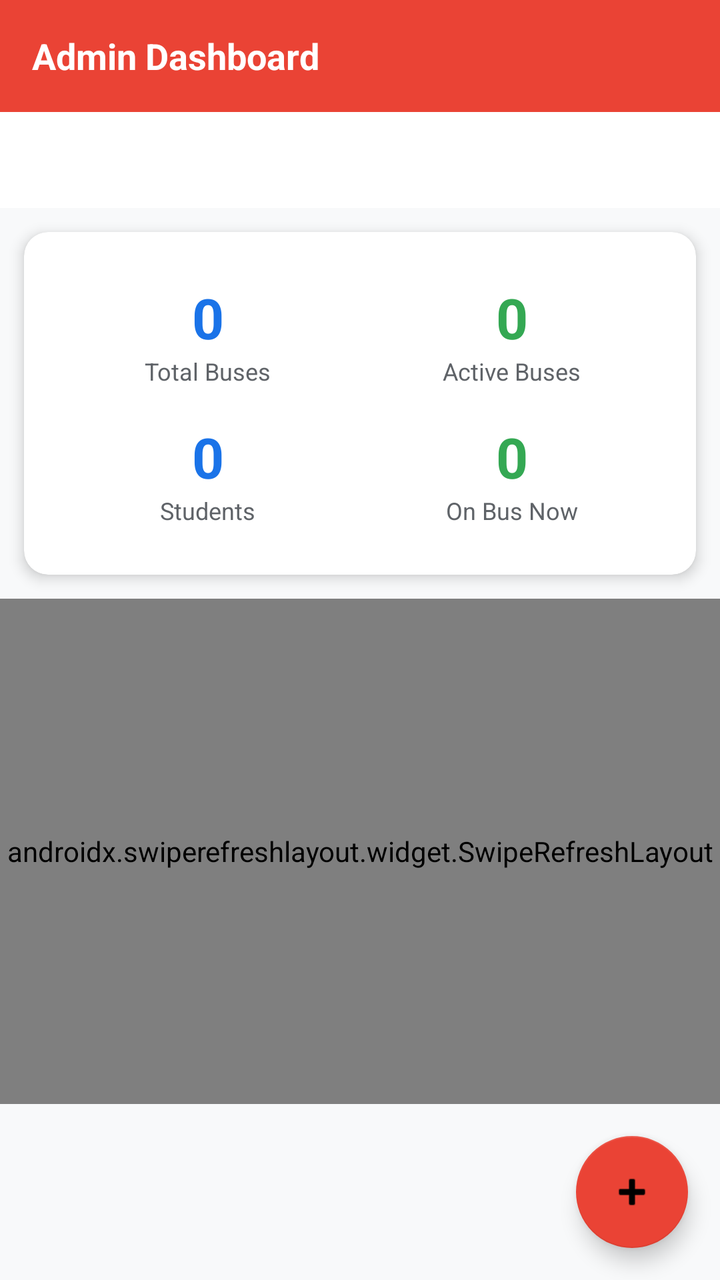
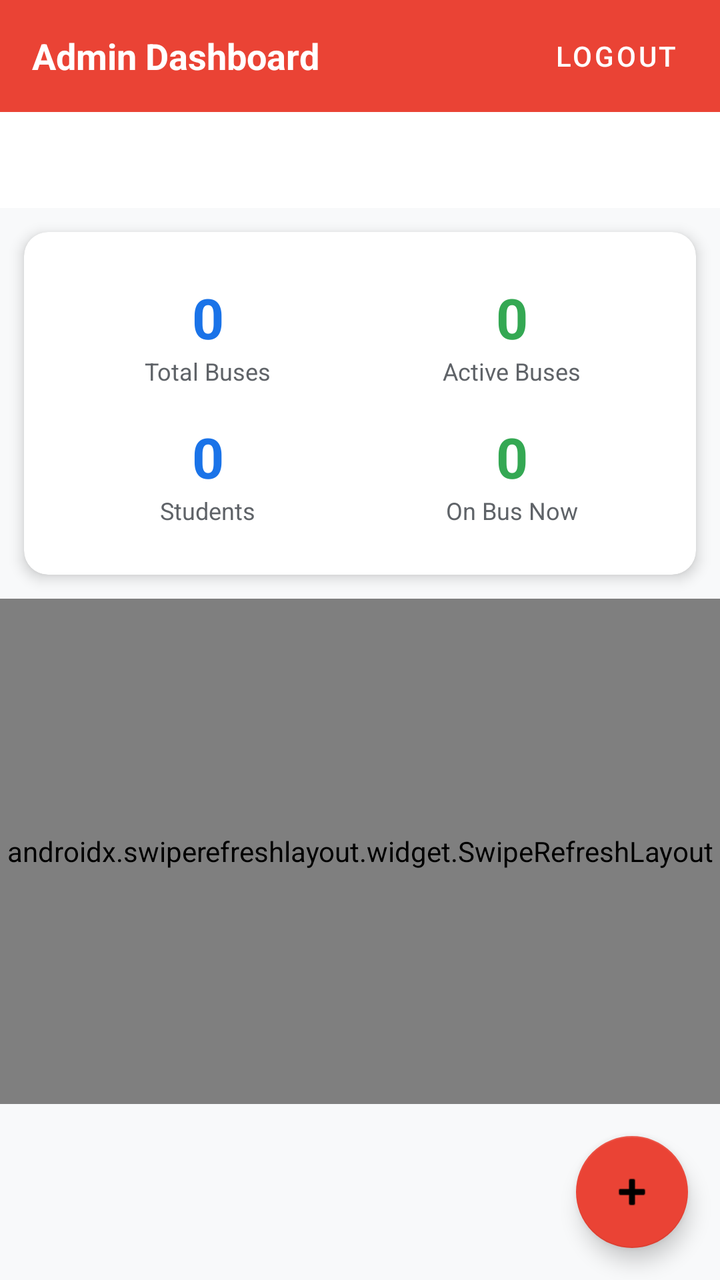

The first picture is an Android layout as it rendered before a commit; the second is the same layout after the commit. The layout source and the unified diff follow.
<!-- AndroidManifest.xml: application theme Theme.BusGPS -->
<!-- res/layout/activity_admin.xml -->
<?xml version="1.0" encoding="utf-8"?>
<LinearLayout
    xmlns:android="http://schemas.android.com/apk/res/android"
    xmlns:app="http://schemas.android.com/apk/res-auto"
    android:layout_width="match_parent"
    android:layout_height="match_parent"
    android:orientation="vertical"
    android:background="@color/background">

    
    <LinearLayout
        android:layout_width="match_parent"
        android:layout_height="56dp"
        android:orientation="horizontal"
        android:background="@color/role_admin"
        android:gravity="center_vertical"
        android:paddingStart="16dp"
        android:paddingEnd="8dp">

        <TextView
            android:layout_width="0dp"
            android:layout_height="wrap_content"
            android:layout_weight="1"
            android:text="Admin Dashboard"
            android:textSize="18sp"
            android:textStyle="bold"
            android:textColor="#FFFFFF" />

        <com.google.android.material.button.MaterialButton
            android:id="@+id/btnLogout"
            style="@style/Widget.MaterialComponents.Button.TextButton"
            android:text="@string/logout"
            android:textColor="#FFFFFF" />
    </LinearLayout>

    
    <com.google.android.material.tabs.TabLayout
        android:id="@+id/tabLayout"
        android:layout_width="match_parent"
        android:layout_height="wrap_content"
        app:tabMode="scrollable"
        app:tabGravity="start"
        app:tabIndicatorColor="@color/role_admin"
        app:tabSelectedTextColor="@color/role_admin"
        app:tabTextColor="@color/text_secondary" />

    
    <com.google.android.material.card.MaterialCardView
        android:id="@+id/statsCard"
        android:layout_width="match_parent"
        android:layout_height="wrap_content"
        android:layout_margin="12dp"
        app:cardCornerRadius="12dp"
        app:cardElevation="4dp"
        android:visibility="visible">

        <GridLayout
            android:layout_width="match_parent"
            android:layout_height="wrap_content"
            android:columnCount="2"
            android:padding="16dp"
            android:rowCount="2">

            <LinearLayout android:layout_width="0dp" android:layout_height="wrap_content"
                android:layout_columnWeight="1" android:orientation="vertical" android:gravity="center"
                android:padding="8dp">
                <TextView android:id="@+id/tvTotalBuses" android:textSize="28sp" android:textStyle="bold"
                    android:textColor="@color/primary" android:text="0" android:layout_width="wrap_content" android:layout_height="wrap_content"/>
                <TextView android:text="Total Buses" android:textSize="12sp" android:textColor="@color/text_secondary"
                    android:layout_width="wrap_content" android:layout_height="wrap_content"/>
            </LinearLayout>

            <LinearLayout android:layout_width="0dp" android:layout_height="wrap_content"
                android:layout_columnWeight="1" android:orientation="vertical" android:gravity="center"
                android:padding="8dp">
                <TextView android:id="@+id/tvActiveBuses" android:textSize="28sp" android:textStyle="bold"
                    android:textColor="@color/green" android:text="0" android:layout_width="wrap_content" android:layout_height="wrap_content"/>
                <TextView android:text="Active Buses" android:textSize="12sp" android:textColor="@color/text_secondary"
                    android:layout_width="wrap_content" android:layout_height="wrap_content"/>
            </LinearLayout>

            <LinearLayout android:layout_width="0dp" android:layout_height="wrap_content"
                android:layout_columnWeight="1" android:orientation="vertical" android:gravity="center"
                android:padding="8dp">
                <TextView android:id="@+id/tvTotalStudents" android:textSize="28sp" android:textStyle="bold"
                    android:textColor="@color/primary" android:text="0" android:layout_width="wrap_content" android:layout_height="wrap_content"/>
                <TextView android:text="Students" android:textSize="12sp" android:textColor="@color/text_secondary"
                    android:layout_width="wrap_content" android:layout_height="wrap_content"/>
            </LinearLayout>

            <LinearLayout android:layout_width="0dp" android:layout_height="wrap_content"
                android:layout_columnWeight="1" android:orientation="vertical" android:gravity="center"
                android:padding="8dp">
                <TextView android:id="@+id/tvPresent" android:textSize="28sp" android:textStyle="bold"
                    android:textColor="@color/secondary" android:text="0" android:layout_width="wrap_content" android:layout_height="wrap_content"/>
                <TextView android:text="On Bus Now" android:textSize="12sp" android:textColor="@color/text_secondary"
                    android:layout_width="wrap_content" android:layout_height="wrap_content"/>
            </LinearLayout>

        </GridLayout>
    </com.google.android.material.card.MaterialCardView>

    
    <androidx.swiperefreshlayout.widget.SwipeRefreshLayout
        android:id="@+id/swipeRefresh"
        android:layout_width="match_parent"
        android:layout_height="0dp"
        android:layout_weight="1">

        <androidx.recyclerview.widget.RecyclerView
            android:id="@+id/rvItems"
            android:layout_width="match_parent"
            android:layout_height="match_parent"
            android:padding="8dp"
            android:visibility="gone" />

    </androidx.swiperefreshlayout.widget.SwipeRefreshLayout>

    
    <com.google.android.material.floatingactionbutton.FloatingActionButton
        android:id="@+id/fabAdd"
        android:layout_width="wrap_content"
        android:layout_height="wrap_content"
        android:layout_gravity="bottom|end"
        android:layout_margin="16dp"
        android:src="@android:drawable/ic_input_add"
        app:backgroundTint="@color/role_admin" />

</LinearLayout>
<!-- resources referenced by this layout -->
<resources>
  <color name="background">#F8F9FA</color>
  <color name="green">#34A853</color>
  <color name="primary">#1A73E8</color>
  <color name="role_admin">#EA4335</color>
  <color name="secondary">#34A853</color>
  <color name="text_secondary">#5F6368</color>
  <string name="logout">Logout</string>
  <style name="Theme.BusGPS" parent="Theme.MaterialComponents.DayNight.NoActionBar">
          <item name="colorPrimary">@color/primary</item>
          <item name="colorPrimaryDark">@color/primary_dark</item>
          <item name="colorAccent">@color/secondary</item>
          <item name="android:windowBackground">@color/background</item>
          <item name="android:statusBarColor">@color/primary_dark</item>
      </style>
  <color name="primary_dark">#1558C0</color>
</resources>

<!-- the commit's change to res/layout/activity_admin.xml (unified diff, before → after) -->
@@ -29,6 +29,8 @@
         <com.google.android.material.button.MaterialButton
             android:id="@+id/btnLogout"
             style="@style/Widget.MaterialComponents.Button.TextButton"
+            android:layout_width="wrap_content"
+            android:layout_height="wrap_content"
             android:text="@string/logout"
             android:textColor="#FFFFFF" />
     </LinearLayout>
